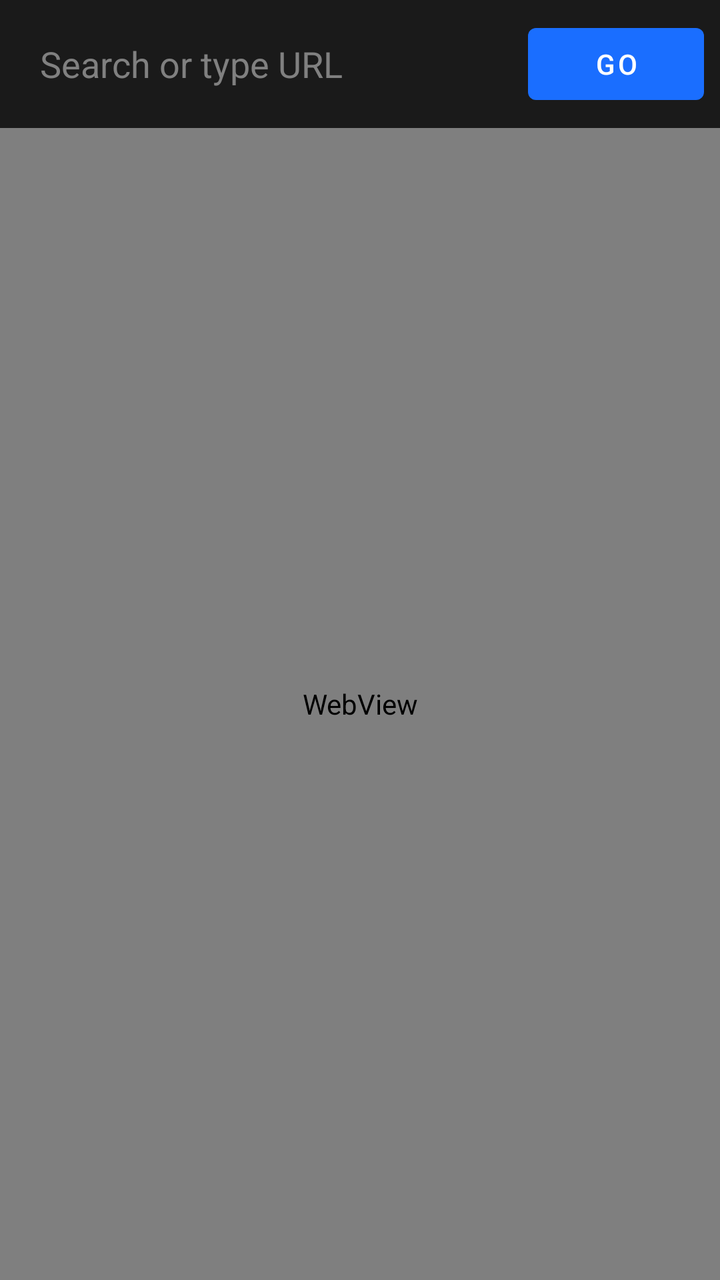
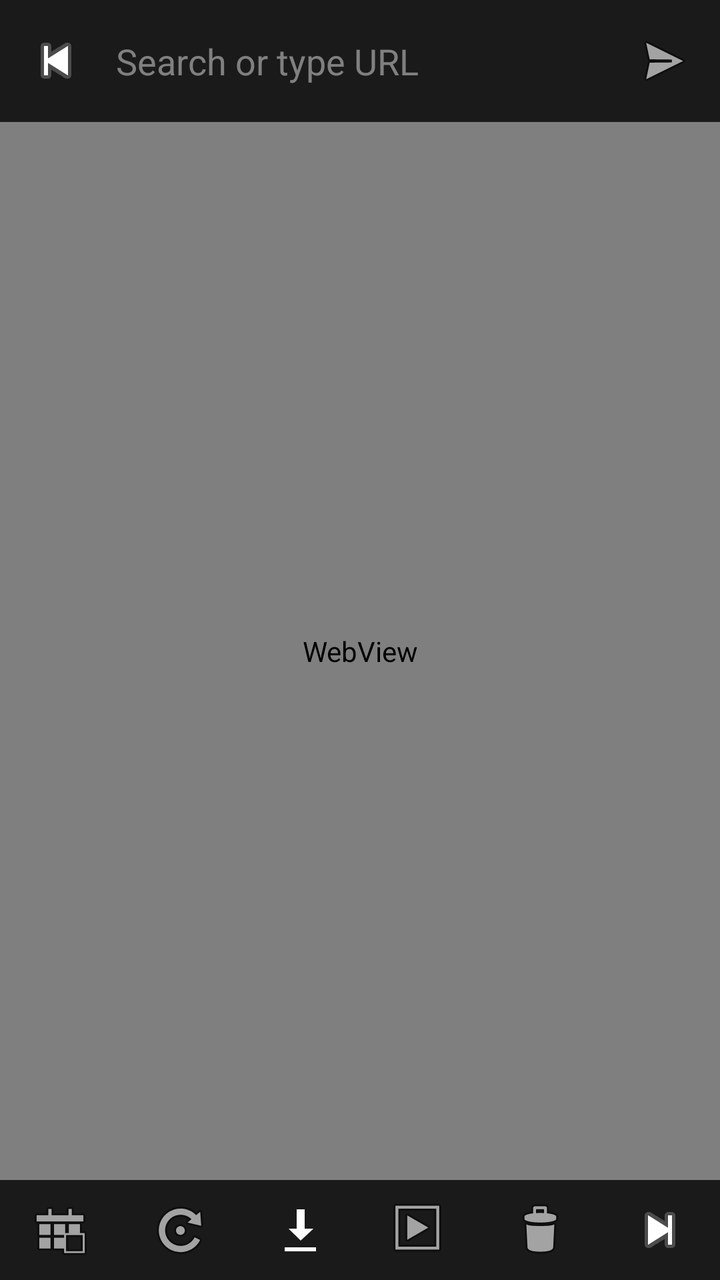

The first picture is an Android layout as it rendered before a commit; the second is the same layout after the commit. The layout source and the unified diff follow.
<!-- AndroidManifest.xml: application theme Theme.PrivaBrowser -->
<!-- res/layout/activity_main.xml -->
<?xml version="1.0" encoding="utf-8"?>
<RelativeLayout xmlns:android="http://schemas.android.com/apk/res/android"
    android:layout_width="match_parent"
    android:layout_height="match_parent"
    android:background="#0D0D0D">

    <LinearLayout
        android:id="@+id/urlBarLayout"
        android:layout_width="match_parent"
        android:layout_height="wrap_content"
        android:orientation="horizontal"
        android:padding="8dp"
        android:background="#1A1A1A"
        android:gravity="center_vertical">

        <EditText
            android:id="@+id/urlBar"
            android:layout_width="0dp"
            android:layout_height="45dp"
            android:layout_weight="1"
            android:hint="Search or type URL"
            android:textColorHint="#808080"
            android:textColor="#FFFFFF"
            android:background="@android:color/transparent"
            android:paddingStart="12dp"
            android:imeOptions="actionGo"
            android:inputType="textUri" />

        <Button
            android:id="@+id/btnGo"
            android:layout_width="wrap_content"
            android:layout_height="wrap_content"
            android:text="GO" />
    </LinearLayout>

    <WebView
        android:id="@+id/webView"
        android:layout_width="match_parent"
        android:layout_height="match_parent"
        android:layout_below="@id/urlBarLayout" />
</RelativeLayout>
<!-- resources referenced by this layout -->
<resources>
  <style name="Theme.PrivaBrowser" parent="Theme.MaterialComponents.DayNight.NoActionBar">
          <item name="colorPrimary">#1A6EFF</item>
          <item name="colorPrimaryVariant">#0052CC</item>
          <item name="colorOnPrimary">#FFFFFF</item>
          <item name="colorSurface">#1E1E1E</item>
          <item name="android:windowBackground">#121212</item>
          <item name="android:statusBarColor">#0D0D0D</item>
          <item name="android:navigationBarColor">#1E1E1E</item>
      </style>
</resources>

<!-- the commit's change to res/layout/activity_main.xml (unified diff, before → after) -->
@@ -4,14 +4,22 @@
     android:layout_height="match_parent"
     android:background="#0D0D0D">
 
+    
     <LinearLayout
-        android:id="@+id/urlBarLayout"
+        android:id="@+id/topBar"
         android:layout_width="match_parent"
         android:layout_height="wrap_content"
         android:orientation="horizontal"
         android:padding="8dp"
         android:background="#1A1A1A"
         android:gravity="center_vertical">
+
+        <ImageButton
+            android:id="@+id/btnBack"
+            android:layout_width="40dp"
+            android:layout_height="40dp"
+            android:src="@android:drawable/ic_media_previous"
+            android:background="?attr/selectableItemBackgroundBorderless" />
 
         <EditText
             android:id="@+id/urlBar"
@@ -22,20 +30,90 @@
             android:textColorHint="#808080"
             android:textColor="#FFFFFF"
             android:background="@android:color/transparent"
-            android:paddingStart="12dp"
+            android:paddingStart="10dp"
             android:imeOptions="actionGo"
             android:inputType="textUri" />
 
-        <Button
+        <ImageButton
             android:id="@+id/btnGo"
-            android:layout_width="wrap_content"
-            android:layout_height="wrap_content"
-            android:text="GO" />
+            android:layout_width="40dp"
+            android:layout_height="40dp"
+            android:src="@android:drawable/ic_menu_send"
+            android:background="?attr/selectableItemBackgroundBorderless" />
     </LinearLayout>
+
+    <ProgressBar
+        android:id="@+id/progressBar"
+        style="?android:attr/progressBarStyleHorizontal"
+        android:layout_width="match_parent"
+        android:layout_height="4dp"
+        android:layout_below="@id/topBar"
+        android:visibility="gone" />
 
     <WebView
         android:id="@+id/webView"
         android:layout_width="match_parent"
         android:layout_height="match_parent"
-        android:layout_below="@id/urlBarLayout" />
+        android:layout_above="@+id/bottomBar"
+        android:layout_below="@id/progressBar" />
+
+    
+    <LinearLayout
+        android:id="@+id/bottomBar"
+        android:layout_width="match_parent"
+        android:layout_height="50dp"
+        android:layout_alignParentBottom="true"
+        android:background="#1A1A1A"
+        android:orientation="horizontal"
+        android:gravity="center">
+
+        <ImageButton
+            android:id="@+id/btnHome"
+            android:layout_width="0dp"
+            android:layout_height="match_parent"
+            android:layout_weight="1"
+            android:src="@android:drawable/ic_menu_today"
+            android:background="?attr/selectableItemBackgroundBorderless" />
+
+        <ImageButton
+            android:id="@+id/btnRefresh"
+            android:layout_width="0dp"
+            android:layout_height="match_parent"
+            android:layout_weight="1"
+            android:src="@android:drawable/ic_menu_rotate"
+            android:background="?attr/selectableItemBackgroundBorderless" />
+
+        <ImageButton
+            android:id="@+id/btnDownload"
+            android:layout_width="0dp"
+            android:layout_height="match_parent"
+            android:layout_weight="1"
+            android:src="@android:drawable/stat_sys_download"
+            android:background="?attr/selectableItemBackgroundBorderless" />
+
+        <ImageButton
+            android:id="@+id/btnPlaylist"
+            android:layout_width="0dp"
+            android:layout_height="match_parent"
+            android:layout_weight="1"
+            android:src="@android:drawable/ic_menu_slideshow"
+            android:background="?attr/selectableItemBackgroundBorderless" />
+
+        <ImageButton
+            android:id="@+id/btnClear"
+            android:layout_width="0dp"
+            android:layout_height="match_parent"
+            android:layout_weight="1"
+            android:src="@android:drawable/ic_menu_delete"
+            android:background="?attr/selectableItemBackgroundBorderless" />
+            
+        <ImageButton
+            android:id="@+id/btnForward"
+            android:layout_width="0dp"
+            android:layout_height="match_parent"
+            android:layout_weight="1"
+            android:src="@android:drawable/ic_media_next"
+            android:background="?attr/selectableItemBackgroundBorderless" />
+    </LinearLayout>
+
 </RelativeLayout>
